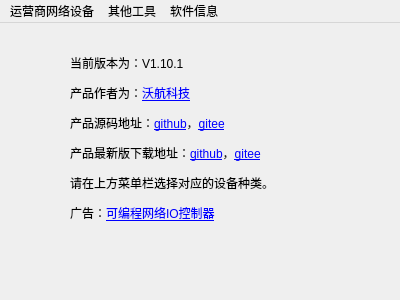
Before: the Qt Designer form mainwindow/mainwindow.ui in worldflyingct/setdevicetool, drawn with Qt 5.
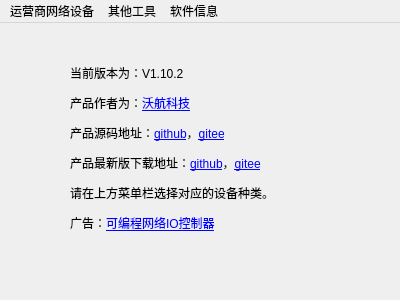
After: the same form once the commit is applied. Icons and pictures are not drawn.

The edit to the form file:
```diff
--- a/mainwindow/mainwindow.ui
+++ b/mainwindow/mainwindow.ui
@@ -25,13 +25,13 @@
     <property name="geometry">
      <rect>
       <x>70</x>
-      <y>20</y>
+      <y>30</y>
       <width>261</width>
       <height>191</height>
      </rect>
     </property>
     <property name="text">
-     <string>&lt;html&gt;&lt;head/&gt;&lt;body&gt;&lt;p&gt;当前版本为：V1.10.1&lt;/p&gt;&lt;p&gt;产品作者为：&lt;a href=&quot;https://www.worldflying.cn&quot;&gt;&lt;span style=&quot; text-decoration: underline; color:#0000ff;&quot;&gt;沃航科技&lt;/span&gt;&lt;/a&gt;&lt;/p&gt;&lt;p&gt;产品源码地址：&lt;a href=&quot;https://github.com/worldflyingct/setdevicetool&quot;&gt;&lt;span style=&quot; text-decoration: underline; color:#0000ff;&quot;&gt;github&lt;/span&gt;&lt;/a&gt;，&lt;a href=&quot;https://gitee.com/worldflying/setdevicetool&quot;&gt;&lt;span style=&quot; text-decoration: underline; color:#0000ff;&quot;&gt;gitee&lt;/span&gt;&lt;/a&gt;&lt;/p&gt;&lt;p&gt;产品最新版下载地址：&lt;a href=&quot;https://github.com/worldflyingct/setdevicetool/releases&quot;&gt;&lt;span style=&quot; text-decoration: underline; color:#0000ff;&quot;&gt;github&lt;/span&gt;&lt;/a&gt;，&lt;a href=&quot;https://gitee.com/worldflying/setdevicetool/releases&quot;&gt;&lt;span style=&quot; text-decoration: underline; color:#0000ff;&quot;&gt;gitee&lt;/span&gt;&lt;/a&gt;&lt;/p&gt;&lt;p&gt;请在上方菜单栏选择对应的设备种类。&lt;/p&gt;&lt;p&gt;广告：&lt;a href=&quot;https://www.worldflying.cn/product-type-programio.html&quot;&gt;&lt;span style=&quot; text-decoration: underline; color:#0000ff;&quot;&gt;可编程网络IO控制器&lt;/span&gt;&lt;/a&gt;&lt;/p&gt;&lt;/body&gt;&lt;/html&gt;</string>
+     <string>&lt;html&gt;&lt;head/&gt;&lt;body&gt;&lt;p&gt;当前版本为：V1.10.2&lt;/p&gt;&lt;p&gt;产品作者为：&lt;a href=&quot;https://www.worldflying.cn&quot;&gt;&lt;span style=&quot; text-decoration: underline; color:#0000ff;&quot;&gt;沃航科技&lt;/span&gt;&lt;/a&gt;&lt;/p&gt;&lt;p&gt;产品源码地址：&lt;a href=&quot;https://github.com/worldflyingct/setdevicetool&quot;&gt;&lt;span style=&quot; text-decoration: underline; color:#0000ff;&quot;&gt;github&lt;/span&gt;&lt;/a&gt;，&lt;a href=&quot;https://gitee.com/worldflying/setdevicetool&quot;&gt;&lt;span style=&quot; text-decoration: underline; color:#0000ff;&quot;&gt;gitee&lt;/span&gt;&lt;/a&gt;&lt;/p&gt;&lt;p&gt;产品最新版下载地址：&lt;a href=&quot;https://github.com/worldflyingct/setdevicetool/releases&quot;&gt;&lt;span style=&quot; text-decoration: underline; color:#0000ff;&quot;&gt;github&lt;/span&gt;&lt;/a&gt;，&lt;a href=&quot;https://gitee.com/worldflying/setdevicetool/releases&quot;&gt;&lt;span style=&quot; text-decoration: underline; color:#0000ff;&quot;&gt;gitee&lt;/span&gt;&lt;/a&gt;&lt;/p&gt;&lt;p&gt;请在上方菜单栏选择对应的设备种类。&lt;/p&gt;&lt;p&gt;广告：&lt;a href=&quot;https://www.worldflying.cn/product-type-programio.html&quot;&gt;&lt;span style=&quot; text-decoration: underline; color:#0000ff;&quot;&gt;可编程网络IO控制器&lt;/span&gt;&lt;/a&gt;&lt;/p&gt;&lt;/body&gt;&lt;/html&gt;</string>
     </property>
     <property name="openExternalLinks">
      <bool>true</bool>
```
Left out of the diff: 2 changed lines with no effect on the pictures.
